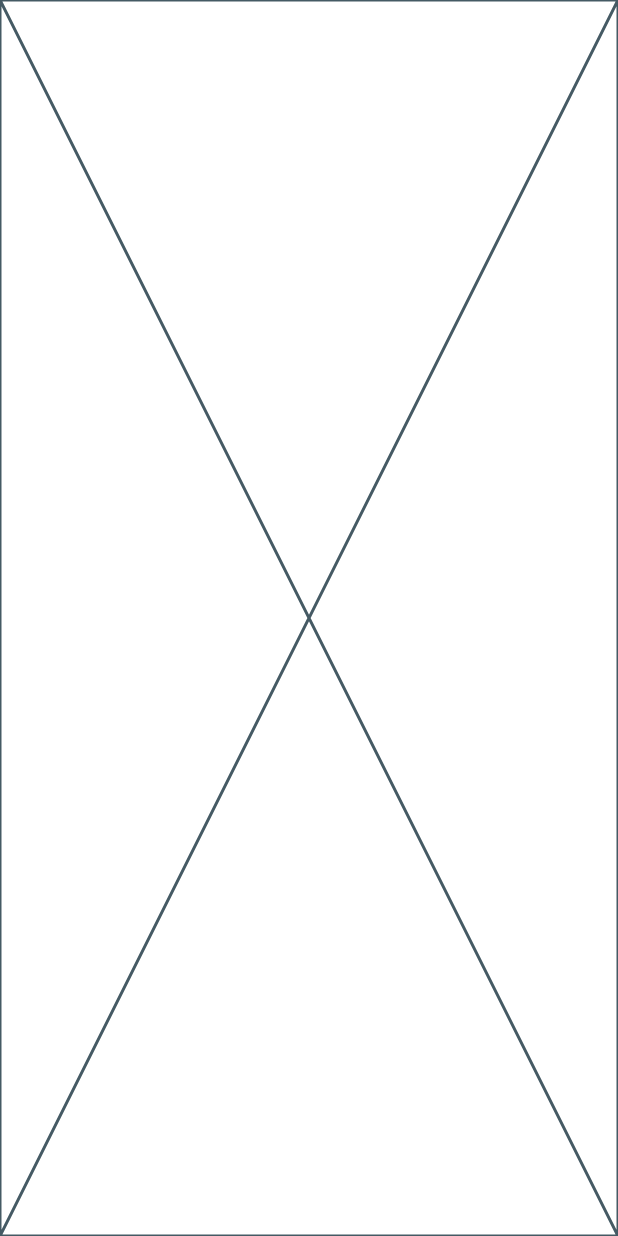
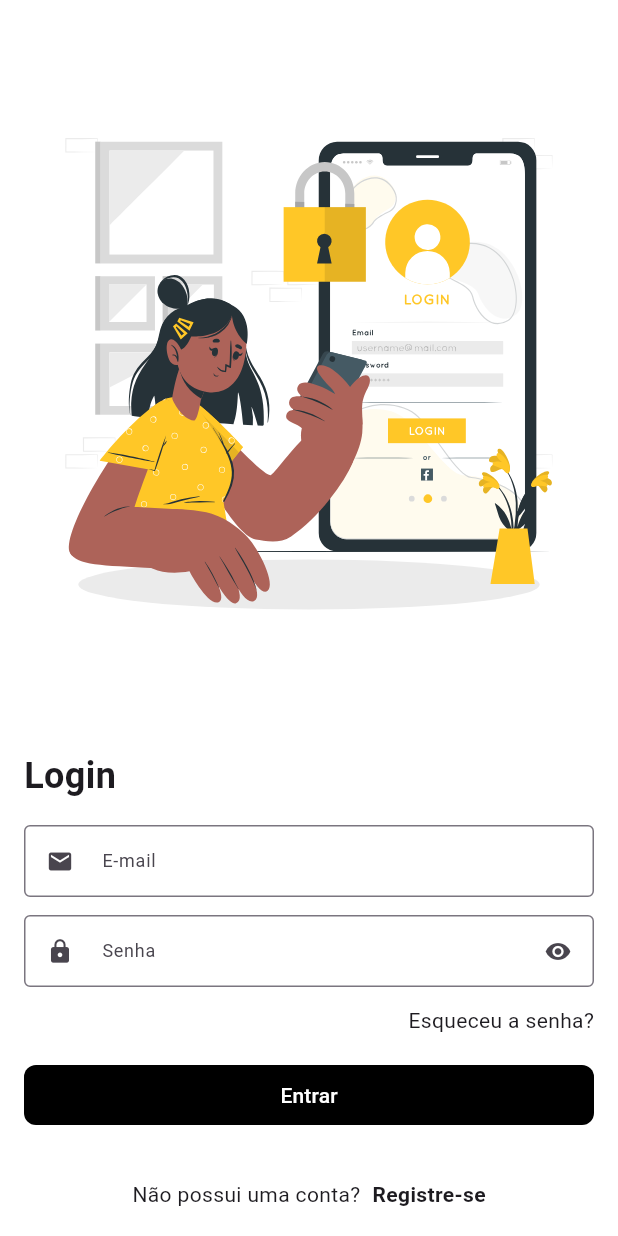
Before and after one commit to juningadita/my_budget, a Flutter app: the screen it shows after launch, on a phone screen of 412 x 824 dp. Run offline on Flutter 3.47's test engine with Material 3 defaults, Android fonts, the phone set to English and light mode, and no system bars; our stand-ins replace flutter_svg.

Commit message:
merge com login_page_example

```diff
--- a/lib/main.dart
+++ b/lib/main.dart
@@ -19,6 +19,7 @@ class MyApp extends StatelessWidget {
         useMaterial3: true,
       ),
       home: const LoginPageTest(),
+      debugShowCheckedModeBanner: false,
     );
   }
 }
--- a/lib/ui/views/login/login_page.dart
+++ b/lib/ui/views/login/login_page.dart
@@ -1,10 +1,72 @@
 import 'package:flutter/material.dart';
+import 'package:flutter_svg/flutter_svg.dart';
+
+import 'widgets/custom_text_field.dart';
 
 class LoginPageTest extends StatelessWidget {
   const LoginPageTest({super.key});
 
   @override
   Widget build(BuildContext context) {
-    return const Placeholder();
+    return Scaffold(
+      backgroundColor: Colors.white,
+      body: SingleChildScrollView(
+        child: SafeArea(
+          child: Padding(
+            padding: const EdgeInsets.symmetric(horizontal: 16),
+            child: Column(
+              crossAxisAlignment: CrossAxisAlignment.start,
+              children: [
+                SvgPicture.asset("assets/images/login.svg"),
+                const Text(
+                  'Login',
+                  style: TextStyle(fontSize: 24, fontWeight: FontWeight.bold),
+                ),
+                const SizedBox(height: 16),
+                const CustomTextField(
+                    hintText: "E-mail", prefixIcon: Icon(Icons.mail)),
+                const SizedBox(height: 12),
+                const CustomTextField(
+                    hintText: "Senha",
+                    prefixIcon: Icon(Icons.lock),
+                    suffixIcon: Icon(Icons.visibility)),
+                const SizedBox(height: 12),
+                const Align(
+                  alignment: Alignment.centerRight,
+                  child: Text('Esqueceu a senha?'),
+                ),
+                const SizedBox(height: 16),
+                ElevatedButton(
+                  onPressed: () {},
+                  style: ElevatedButton.styleFrom(
+                    minimumSize: const Size.fromHeight(40),
+                    elevation: 0,
+                    shape: RoundedRectangleBorder(
+                      borderRadius: BorderRadius.circular(8),
+                    ),
+                    backgroundColor: Colors.black,
+                    foregroundColor: Colors.white,
+                  ),
+                  child: const Text('Entrar'),
+                ),
+                const SizedBox(height: 32),
+                Row(
+                  mainAxisAlignment: MainAxisAlignment.center,
+                  children: [
+                    const Text('Não possui uma conta?'),
+                    const SizedBox(width: 8),
+                    GestureDetector(
+                      child: const Text('Registre-se',
+                          style: TextStyle(fontWeight: FontWeight.bold)),
+                      onTap: () {},
+                    )
+                  ],
+                )
+              ],
+            ),
+          ),
+        ),
+      ),
+    );
   }
 }
--- /dev/null
+++ b/lib/ui/views/login/widgets/custom_text_field.dart
@@ -0,0 +1,32 @@
+import 'package:flutter/material.dart';
+
+class CustomTextField extends StatelessWidget {
+  final String? hintText;
+  final Widget? prefixIcon;
+  final Widget? suffixIcon;
+
+  const CustomTextField({
+    super.key,
+    this.hintText,
+    this.prefixIcon,
+    this.suffixIcon,
+  });
+
+  @override
+  Widget build(BuildContext context) {
+    return TextField(
+      style: const TextStyle(fontSize: 12),
+      decoration: InputDecoration(
+        hintText: hintText,
+        prefixIcon: prefixIcon,
+        suffixIcon: suffixIcon,
+        hintStyle: const TextStyle(
+          fontSize: 12,
+        ),
+        border: const OutlineInputBorder(),
+        helperStyle: const TextStyle(fontSize: 10),
+        isDense: true,
+      ),
+    );
+  }
+}
--- a/pubspec.yaml
+++ b/pubspec.yaml
@@ -35,6 +35,7 @@ dependencies:
   # The following adds the Cupertino Icons font to your application.
   # Use with the CupertinoIcons class for iOS style icons.
   cupertino_icons: ^1.0.2
+  flutter_svg: ^2.0.10+1
 
 dev_dependencies:
   flutter_test:
@@ -59,8 +60,8 @@ flutter:
   uses-material-design: true
 
   # To add assets to your application, add an assets section, like this:
-  # assets:
-  #   - images/a_dot_burr.jpeg
+  assets:
+    - assets/images/
   #   - images/a_dot_ham.jpeg
 
   # An image asset can refer to one or more resolution-specific "variants", see
```
Also changed, not shown: pubspec.lock.
